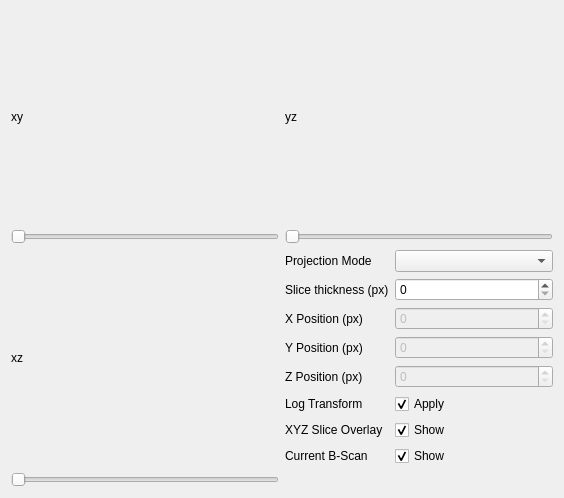
Before: the Qt Designer form oct3dorthogonalviewer.ui in flesage/micro-oct-acq, drawn with Qt 5.
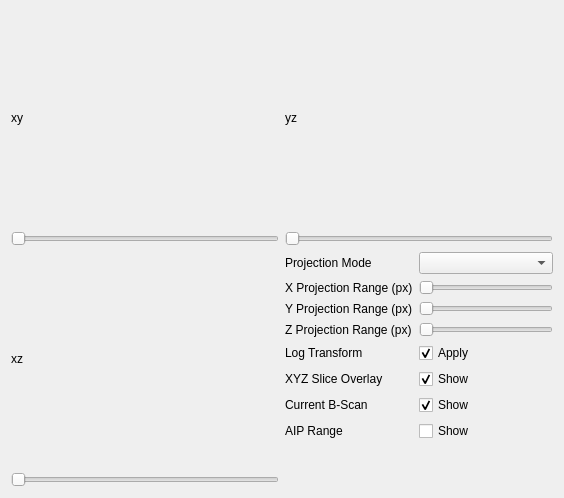
After: the same form once the commit is applied.

Commit message: Adding aip range control

Patch:
```diff
--- a/oct3dorthogonalviewer.ui
+++ b/oct3dorthogonalviewer.ui
@@ -51,69 +51,55 @@
         </widget>
        </item>
        <item row="1" column="0">
-        <widget class="QLabel" name="label_4">
+        <widget class="QLabel" name="label_5">
          <property name="text">
-          <string>Slice thickness (px)</string>
+          <string>X Projection Range (px)</string>
          </property>
         </widget>
        </item>
        <item row="1" column="1">
-        <widget class="QSpinBox" name="spinBox_sliceThickness">
-         <property name="enabled">
-          <bool>true</bool>
+        <widget class="QSlider" name="horizontalSlider_xRange">
+         <property name="orientation">
+          <enum>Qt::Horizontal</enum>
          </property>
         </widget>
        </item>
        <item row="2" column="0">
-        <widget class="QLabel" name="label_5">
+        <widget class="QLabel" name="label_6">
          <property name="text">
-          <string>X Position (px)</string>
+          <string>Y Projection Range (px)</string>
          </property>
         </widget>
        </item>
        <item row="2" column="1">
-        <widget class="QSpinBox" name="spinBox_x">
-         <property name="enabled">
-          <bool>false</bool>
+        <widget class="QSlider" name="horizontalSlider_yRange">
+         <property name="orientation">
+          <enum>Qt::Horizontal</enum>
          </property>
         </widget>
        </item>
        <item row="3" column="0">
-        <widget class="QLabel" name="label_6">
+        <widget class="QLabel" name="label_7">
          <property name="text">
-          <string>Y Position (px)</string>
+          <string>Z Projection Range (px)</string>
          </property>
         </widget>
        </item>
        <item row="3" column="1">
-        <widget class="QSpinBox" name="spinBox_y">
-         <property name="enabled">
-          <bool>false</bool>
+        <widget class="QSlider" name="horizontalSlider_zRange">
+         <property name="orientation">
+          <enum>Qt::Horizontal</enum>
          </property>
         </widget>
        </item>
        <item row="4" column="0">
-        <widget class="QLabel" name="label_7">
-         <property name="text">
-          <string>Z Position (px)</string>
-         </property>
-        </widget>
-       </item>
-       <item row="4" column="1">
-        <widget class="QSpinBox" name="spinBox_z">
-         <property name="enabled">
-          <bool>false</bool>
-         </property>
-        </widget>
-       </item>
-       <item row="5" column="0">
         <widget class="QLabel" name="label_2">
          <property name="text">
           <string>Log Transform</string>
          </property>
         </widget>
        </item>
-       <item row="5" column="1">
+       <item row="4" column="1">
         <widget class="QCheckBox" name="checkBox_logTransform">
          <property name="enabled">
           <bool>true</bool>
@@ -126,14 +112,14 @@
          </property>
         </widget>
        </item>
-       <item row="6" column="0">
+       <item row="5" column="0">
         <widget class="QLabel" name="label">
          <property name="text">
           <string>XYZ Slice Overlay</string>
          </property>
         </widget>
        </item>
-       <item row="6" column="1">
+       <item row="5" column="1">
         <widget class="QCheckBox" name="checkBox_xyzOverlay">
          <property name="enabled">
           <bool>true</bool>
@@ -146,14 +132,14 @@
          </property>
         </widget>
        </item>
-       <item row="7" column="0">
+       <item row="6" column="0">
         <widget class="QLabel" name="label_3">
          <property name="text">
           <string>Current B-Scan</string>
          </property>
         </widget>
        </item>
-       <item row="7" column="1">
+       <item row="6" column="1">
         <widget class="QCheckBox" name="checkBox_showBscan">
          <property name="text">
           <string>Show</string>
@@ -163,6 +149,20 @@
          </property>
         </widget>
        </item>
+       <item row="7" column="0">
+        <widget class="QLabel" name="label_4">
+         <property name="text">
+          <string>AIP Range</string>
+         </property>
+        </widget>
+       </item>
+       <item row="7" column="1">
+        <widget class="QCheckBox" name="checkBox_showRange">
+         <property name="text">
+          <string>Show</string>
+         </property>
+        </widget>
+       </item>
       </layout>
      </item>
      <item row="0" column="1">
```
The commit also changes 2 other files.
